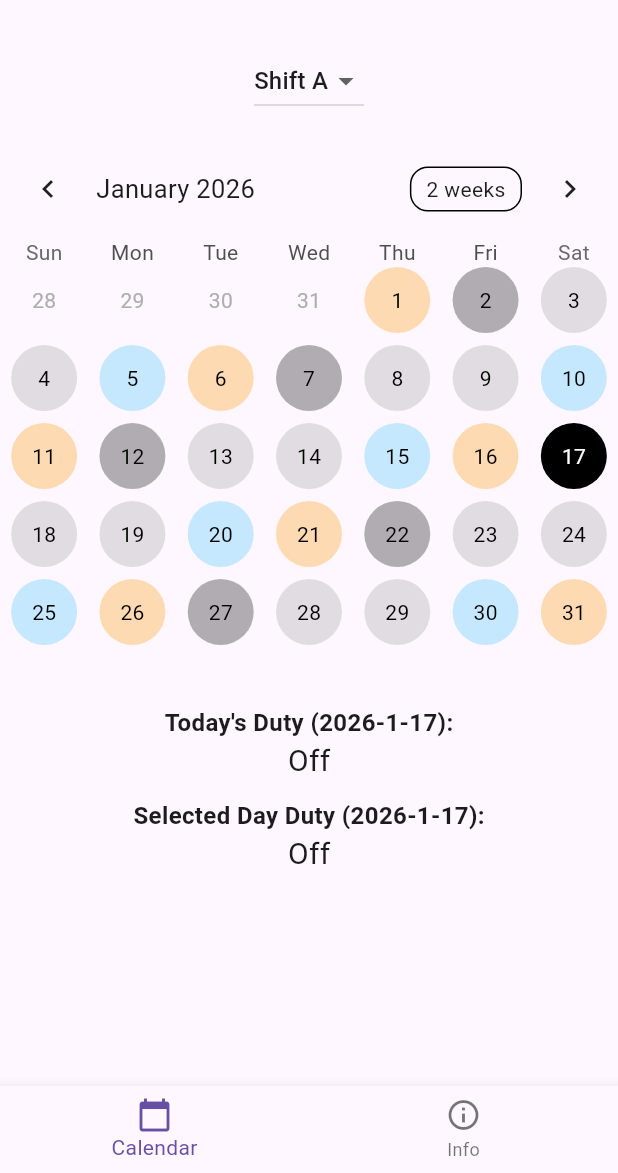
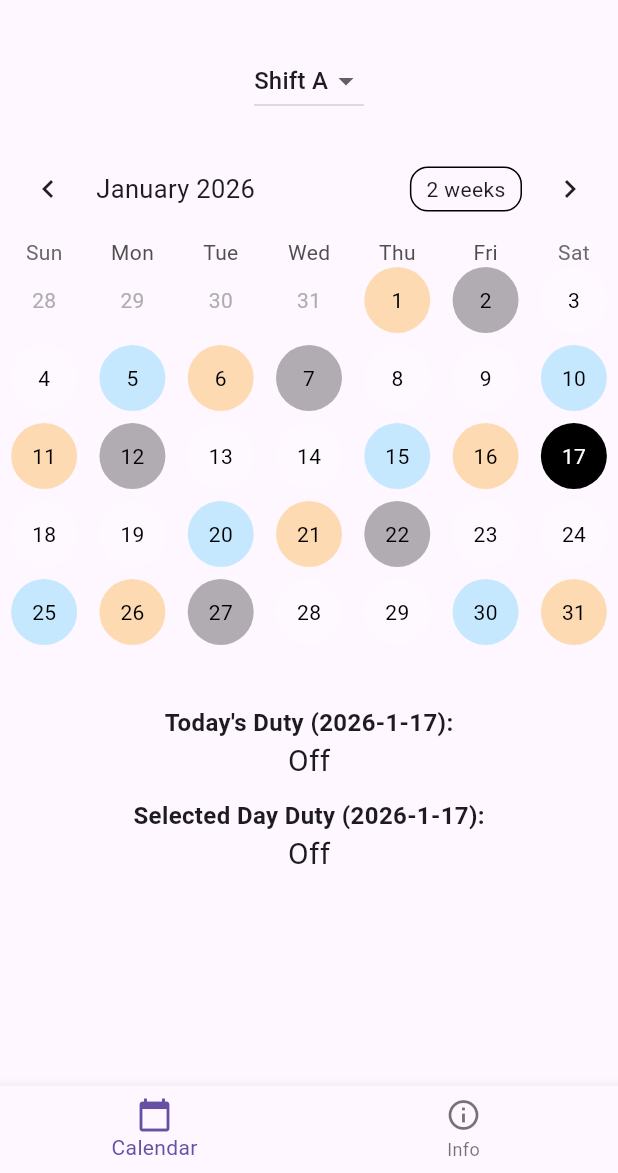
Before and after one commit to fastq0894-tech/Dapp, a Flutter app: the screen it shows after launch, on a phone screen of 412 x 824 dp, the part 63-1236 px from its top. Run offline on Flutter 3.47's test engine with Material 3 defaults, Android fonts, the phone set to English and light mode, and no system bars; drawn by our look-alikes of table_calendar; our stand-ins replace shared_preferences.

Commit message:
Update main.dart

```diff
--- a/lib/main.dart
+++ b/lib/main.dart
@@ -133,7 +133,7 @@ return Colors.orange;
 case 2:
 return Colors.black;
 default:
-return Colors.grey;
+return Colors.white;
 }
 }
 
```
